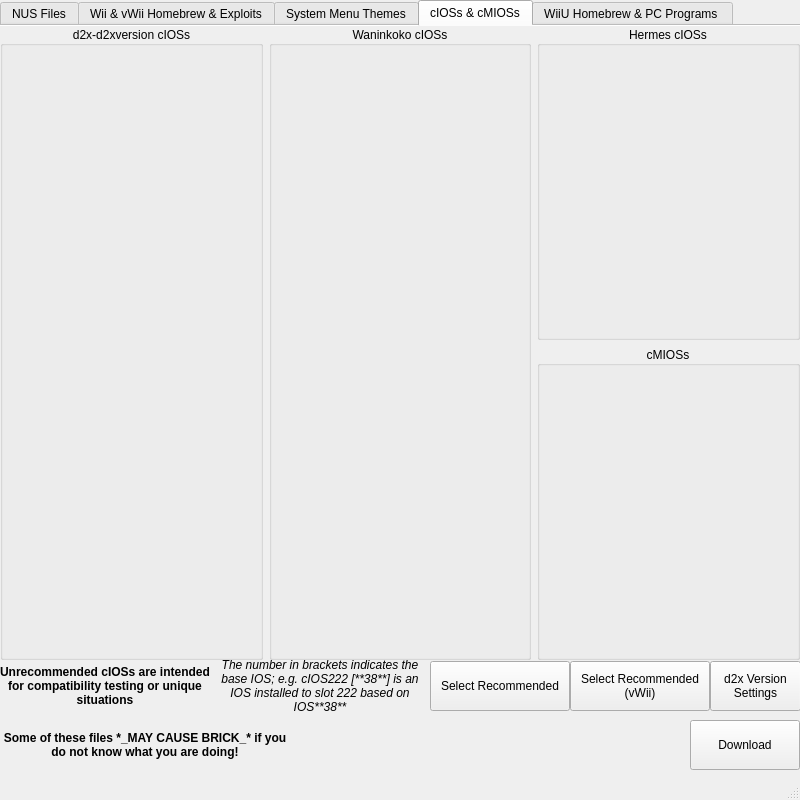
First picture: the form in mainWindow.ui, repository korbosoft/modmiiDownloader, before the edit.
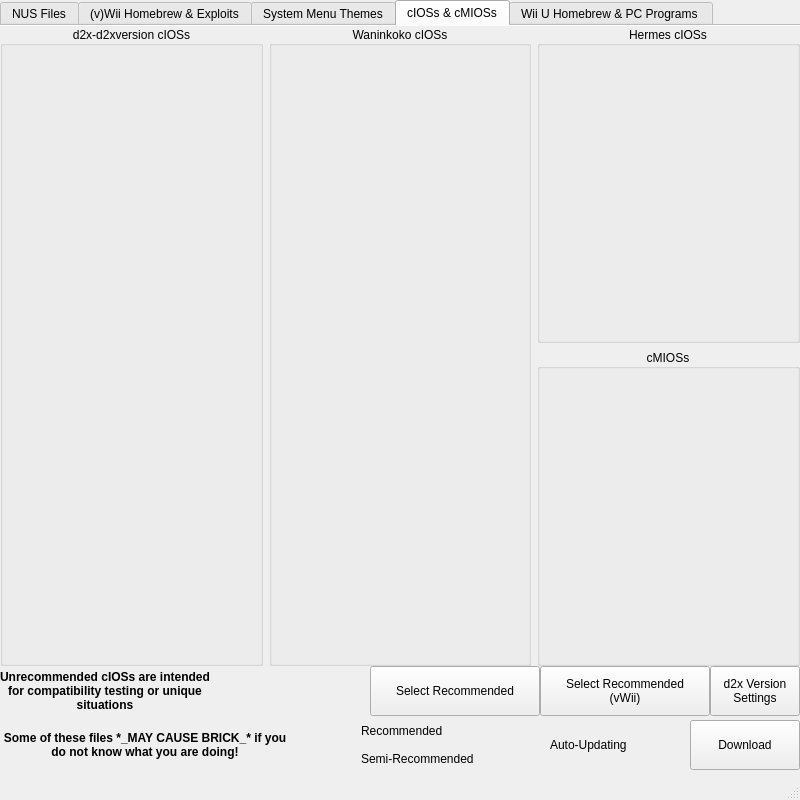
Second picture: the form after the edit. The open tabs and pages were chosen to show the change. Icons and pictures are not drawn. Custom widgets are drawn as their Qt base class.

```diff
--- a/mainWindow.ui
+++ b/mainWindow.ui
@@ -24,12 +24,6 @@
    <iconset resource="resource.qrc">
     <normaloff>:/base/mainIcon</normaloff>:/base/mainIcon</iconset>
   </property>
-  <property name="iconSize">
-   <size>
-    <width>32</width>
-    <height>32</height>
-   </size>
-  </property>
   <property name="toolButtonStyle">
    <enum>Qt::ToolButtonStyle::ToolButtonTextBesideIcon</enum>
   </property>
@@ -49,6 +43,9 @@
     <property name="documentMode">
      <bool>true</bool>
     </property>
+    <property name="tabsClosable">
+     <bool>false</bool>
+    </property>
     <widget class="QWidget" name="nus">
      <attribute name="title">
       <string>NUS Files</string>
@@ -167,7 +164,7 @@
     </widget>
     <widget class="QWidget" name="wiiHax">
      <attribute name="title">
-      <string>Wii &amp;&amp; vWii Homebrew &amp;&amp; Exploits</string>
+      <string>(v)Wii Homebrew &amp;&amp; Exploits</string>
      </attribute>
      <widget class="QWidget" name="gridLayoutWidget_2">
       <property name="geometry">
@@ -370,7 +367,7 @@
         <x>0</x>
         <y>0</y>
         <width>800</width>
-        <height>634</height>
+        <height>640</height>
        </rect>
       </property>
       <layout class="QGridLayout" name="ciosLayout">
@@ -426,9 +423,9 @@
       <property name="geometry">
        <rect>
         <x>0</x>
-        <y>630</y>
+        <y>640</y>
         <width>210</width>
-        <height>60</height>
+        <height>50</height>
        </rect>
       </property>
       <property name="font">
@@ -452,43 +449,12 @@
        <set>Qt::TextInteractionFlag::NoTextInteraction</set>
       </property>
      </widget>
-     <widget class="QLabel" name="ciosNote">
-      <property name="geometry">
-       <rect>
-        <x>210</x>
-        <y>630</y>
-        <width>220</width>
-        <height>60</height>
-       </rect>
-      </property>
-      <property name="font">
-       <font>
-        <italic>true</italic>
-        <bold>false</bold>
-       </font>
-      </property>
-      <property name="text">
-       <string>The number in brackets indicates the base IOS; e.g. cIOS222 [**38**] is an IOS installed to slot 222 based on IOS**38**</string>
-      </property>
-      <property name="textFormat">
-       <enum>Qt::TextFormat::MarkdownText</enum>
-      </property>
-      <property name="alignment">
-       <set>Qt::AlignmentFlag::AlignCenter</set>
-      </property>
-      <property name="wordWrap">
-       <bool>true</bool>
-      </property>
-      <property name="textInteractionFlags">
-       <set>Qt::TextInteractionFlag::NoTextInteraction</set>
-      </property>
-     </widget>
      <widget class="QPushButton" name="d2xSettings">
       <property name="geometry">
        <rect>
         <x>710</x>
-        <y>635</y>
-        <width>91</width>
+        <y>640</y>
+        <width>90</width>
         <height>50</height>
        </rect>
       </property>
@@ -496,26 +462,42 @@
        <string>d2x Version
 Settings</string>
       </property>
+      <property name="iconSize">
+       <size>
+        <width>24</width>
+        <height>24</height>
+       </size>
+      </property>
      </widget>
      <widget class="QPushButton" name="wiiRecommended">
       <property name="geometry">
        <rect>
-        <x>430</x>
-        <y>635</y>
-        <width>140</width>
+        <x>370</x>
+        <y>640</y>
+        <width>170</width>
         <height>50</height>
        </rect>
       </property>
       <property name="text">
        <string>Select Recommended</string>
       </property>
+      <property name="icon">
+       <iconset resource="resource.qrc">
+        <normaloff>:/base/svg_recommended</normaloff>:/base/svg_recommended</iconset>
+      </property>
+      <property name="iconSize">
+       <size>
+        <width>24</width>
+        <height>24</height>
+       </size>
+      </property>
      </widget>
      <widget class="QPushButton" name="vwiiRecommended">
       <property name="geometry">
        <rect>
-        <x>570</x>
-        <y>635</y>
-        <width>140</width>
+        <x>540</x>
+        <y>640</y>
+        <width>170</width>
         <height>50</height>
        </rect>
       </property>
@@ -523,11 +505,21 @@
        <string>Select Recommended
 (vWii)</string>
       </property>
+      <property name="icon">
+       <iconset resource="resource.qrc">
+        <normaloff>:/base/svg_recommended</normaloff>:/base/svg_recommended</iconset>
+      </property>
+      <property name="iconSize">
+       <size>
+        <width>24</width>
+        <height>24</height>
+       </size>
+      </property>
      </widget>
     </widget>
     <widget class="QWidget" name="misc">
      <attribute name="title">
-      <string>WiiU Homebrew &amp;&amp; PC Programs </string>
+      <string>Wii U Homebrew &amp;&amp; PC Programs </string>
      </attribute>
      <widget class="QWidget" name="gridLayoutWidget_4">
       <property name="geometry">
@@ -682,6 +674,84 @@
     <property name="icon">
      <iconset theme="QIcon::ThemeIcon::DocumentSave"/>
     </property>
+    <property name="iconSize">
+     <size>
+      <width>24</width>
+      <height>24</height>
+     </size>
+    </property>
+   </widget>
+   <widget class="QWidget" name="gridLayoutWidget_5">
+    <property name="geometry">
+     <rect>
+      <x>290</x>
+      <y>720</y>
+      <width>340</width>
+      <height>50</height>
+     </rect>
+    </property>
+    <layout class="QGridLayout" name="legendLayout">
+     <item row="0" column="4" rowspan="2">
+      <widget class="QLabel" name="legendIcon3"/>
+     </item>
+     <item row="0" column="2">
+      <widget class="QLabel" name="legendLabel1">
+       <property name="text">
+        <string>Recommended</string>
+       </property>
+      </widget>
+     </item>
+     <item row="0" column="1">
+      <widget class="QLabel" name="legendIcon1"/>
+     </item>
+     <item row="0" column="0" rowspan="2">
+      <spacer name="legendSpacer5">
+       <property name="orientation">
+        <enum>Qt::Orientation::Horizontal</enum>
+       </property>
+       <property name="sizeType">
+        <enum>QSizePolicy::Policy::MinimumExpanding</enum>
+       </property>
+      </spacer>
+     </item>
+     <item row="1" column="1">
+      <widget class="QLabel" name="legendIcon2"/>
+     </item>
+     <item row="0" column="5" rowspan="2">
+      <widget class="QLabel" name="legendLabel3">
+       <property name="text">
+        <string>Auto-Updating</string>
+       </property>
+      </widget>
+     </item>
+     <item row="0" column="6" rowspan="2">
+      <spacer name="legendSpacer6">
+       <property name="orientation">
+        <enum>Qt::Orientation::Horizontal</enum>
+       </property>
+       <property name="sizeType">
+        <enum>QSizePolicy::Policy::MinimumExpanding</enum>
+       </property>
+      </spacer>
+     </item>
+     <item row="1" column="2">
+      <widget class="QLabel" name="legendLabel2">
+       <property name="text">
+        <string>Semi-Recommended</string>
+       </property>
+      </widget>
+     </item>
+     <item row="0" column="3" rowspan="2">
+      <spacer name="legendSpacer4">
+       <property name="orientation">
+        <enum>Qt::Orientation::Horizontal</enum>
+       </property>
+       <property name="sizeType">
+        <enum>QSizePolicy::Policy::MinimumExpanding</enum>
+       </property>
+      </spacer>
+     </item>
+    </layout>
    </widget>
   </widget>
   <widget class="QStatusBar" name="statusbar"/>
```
Left out of the diff: 199 changed lines with no effect on the pictures.
